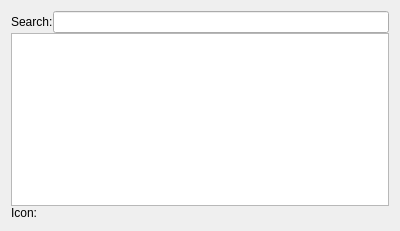
hippich/recorditnow, file src/ui/keyboardkeyiconpage.ui: the form before one commit.
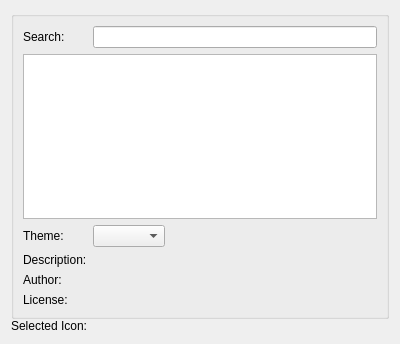
The form after the commit. Custom widgets are drawn as their Qt base class.

Commit message: keyboard theme stuff -> make uninstall

Diff of the .ui file:
```diff
--- a/src/ui/keyboardkeyiconpage.ui
+++ b/src/ui/keyboardkeyiconpage.ui
@@ -7,7 +7,7 @@
     <x>0</x>
     <y>0</y>
     <width>400</width>
-    <height>231</height>
+    <height>344</height>
    </rect>
   </property>
   <property name="windowTitle">
@@ -20,16 +20,35 @@
    <string>Please select an icon</string>
   </property>
   <layout class="QFormLayout" name="formLayout">
+   <property name="fieldGrowthPolicy">
+    <enum>QFormLayout::ExpandingFieldsGrow</enum>
+   </property>
    <property name="horizontalSpacing">
     <number>0</number>
    </property>
    <property name="verticalSpacing">
     <number>0</number>
    </property>
-   <item row="2" column="0">
-    <widget class="QLabel" name="label">
+   <item row="0" column="0" colspan="2">
+    <widget class="QGroupBox" name="listGroup">
+     <property name="title">
+      <string/>
+     </property>
+     <layout class="QFormLayout" name="formLayout_3">
+      <property name="fieldGrowthPolicy">
+       <enum>QFormLayout::ExpandingFieldsGrow</enum>
+      </property>
+      <item row="0" column="0">
+       <widget class="QLabel" name="label_2">
      <property name="text">
-      <string>Icon:</string>
+         <string>Search:</string>
+        </property>
+       </widget>
+      </item>
+      <item row="0" column="1">
+       <widget class="KListWidgetSearchLine" name="searchLine">
+        <property name="enabled">
+         <bool>true</bool>
      </property>
     </widget>
    </item>
@@ -55,23 +74,78 @@
      </property>
     </widget>
    </item>
+      <item row="2" column="0">
+       <widget class="QLabel" name="label_3">
+        <property name="text">
+         <string>Theme:</string>
+        </property>
+       </widget>
+      </item>
    <item row="2" column="1">
+       <widget class="KComboBox" name="themeCombo">
+        <property name="maxCount">
+         <number>500</number>
+        </property>
+        <property name="sizeAdjustPolicy">
+         <enum>QComboBox::AdjustToContents</enum>
+        </property>
+       </widget>
+      </item>
+      <item row="3" column="0">
+       <widget class="QLabel" name="label_4">
+        <property name="text">
+         <string>Description:</string>
+        </property>
+       </widget>
+      </item>
+      <item row="3" column="1">
+       <widget class="QLabel" name="descriptionLabel">
+        <property name="text">
+         <string/>
+        </property>
+       </widget>
+      </item>
+      <item row="4" column="0">
+       <widget class="QLabel" name="label_5">
+        <property name="text">
+         <string>Author:</string>
+        </property>
+       </widget>
+      </item>
+      <item row="5" column="0">
+       <widget class="QLabel" name="label_6">
+        <property name="text">
+         <string>License:</string>
+        </property>
+       </widget>
+      </item>
+      <item row="4" column="1">
+       <widget class="QLabel" name="authorLabel">
+        <property name="text">
+         <string/>
+        </property>
+       </widget>
+      </item>
+      <item row="5" column="1">
+       <widget class="QLabel" name="licenseLabel">
+        <property name="text">
+         <string/>
+        </property>
+       </widget>
+      </item>
+     </layout>
+    </widget>
+   </item>
+   <item row="1" column="0">
+    <widget class="QLabel" name="label">
+     <property name="text">
+      <string>Selected Icon:</string>
+     </property>
+    </widget>
+   </item>
+   <item row="1" column="1">
     <widget class="KUrlRequester" name="iconEdit"/>
    </item>
-   <item row="0" column="1">
-    <widget class="KListWidgetSearchLine" name="searchLine">
-     <property name="enabled">
-      <bool>true</bool>
-     </property>
-    </widget>
-   </item>
-   <item row="0" column="0">
-    <widget class="QLabel" name="label_2">
-     <property name="text">
-      <string>Search:</string>
-     </property>
-    </widget>
-   </item>
   </layout>
  </widget>
  <customwidgets>
@@ -90,6 +164,11 @@
    <extends>QLineEdit</extends>
    <header>klineedit.h</header>
   </customwidget>
+  <customwidget>
+   <class>KComboBox</class>
+   <extends>QComboBox</extends>
+   <header>kcombobox.h</header>
+  </customwidget>
   <customwidget>
    <class>KListWidgetSearchLine</class>
    <extends>KLineEdit</extends>
```
Lines whose indentation alone changed are shown as unchanged. The commit also changes 110 other files.
